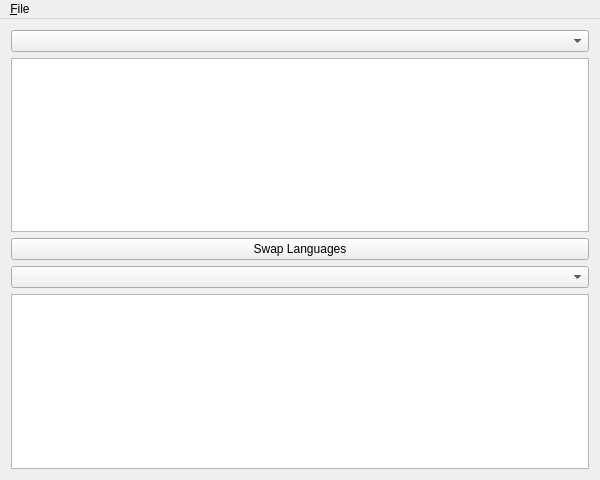
ugnelis/instant-translator, file src/mainwindow.ui: the form before one commit.
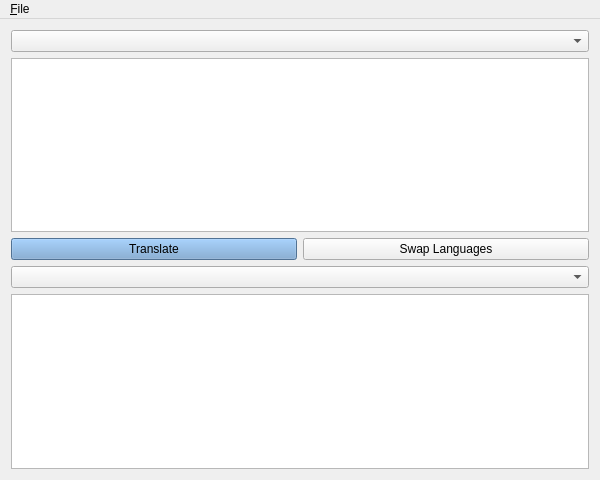
The form after the commit.

Commit message: Added translate button.

Patch:
```diff
--- a/src/mainwindow.ui
+++ b/src/mainwindow.ui
@@ -38,10 +38,44 @@
      <widget class="QComboBox" name="sourceLanguagesComboBox"/>
     </item>
     <item row="2" column="0">
-     <widget class="QPushButton" name="swapLanguagesButton">
-      <property name="text">
-       <string>Swap Languages</string>
+     <widget class="QWidget" name="gridWidget" native="true">
+      <property name="enabled">
+       <bool>true</bool>
       </property>
+      <layout class="QGridLayout" name="gridLayout_2">
+       <property name="leftMargin">
+        <number>0</number>
+       </property>
+       <property name="topMargin">
+        <number>0</number>
+       </property>
+       <property name="rightMargin">
+        <number>0</number>
+       </property>
+       <property name="bottomMargin">
+        <number>0</number>
+       </property>
+       <item row="0" column="0">
+        <widget class="QPushButton" name="translateButton">
+         <property name="autoFillBackground">
+          <bool>false</bool>
+         </property>
+         <property name="styleSheet">
+          <string notr="true">background-color:rgb(114, 159, 207);</string>
+         </property>
+         <property name="text">
+          <string>Translate</string>
+         </property>
+        </widget>
+       </item>
+       <item row="0" column="1">
+        <widget class="QPushButton" name="swapLanguagesButton">
+         <property name="text">
+          <string>Swap Languages</string>
+         </property>
+        </widget>
+       </item>
+      </layout>
      </widget>
     </item>
    </layout>
```
Left out of the diff: 12 changed lines with no effect on the pictures. The commit also changes 2 other files.
